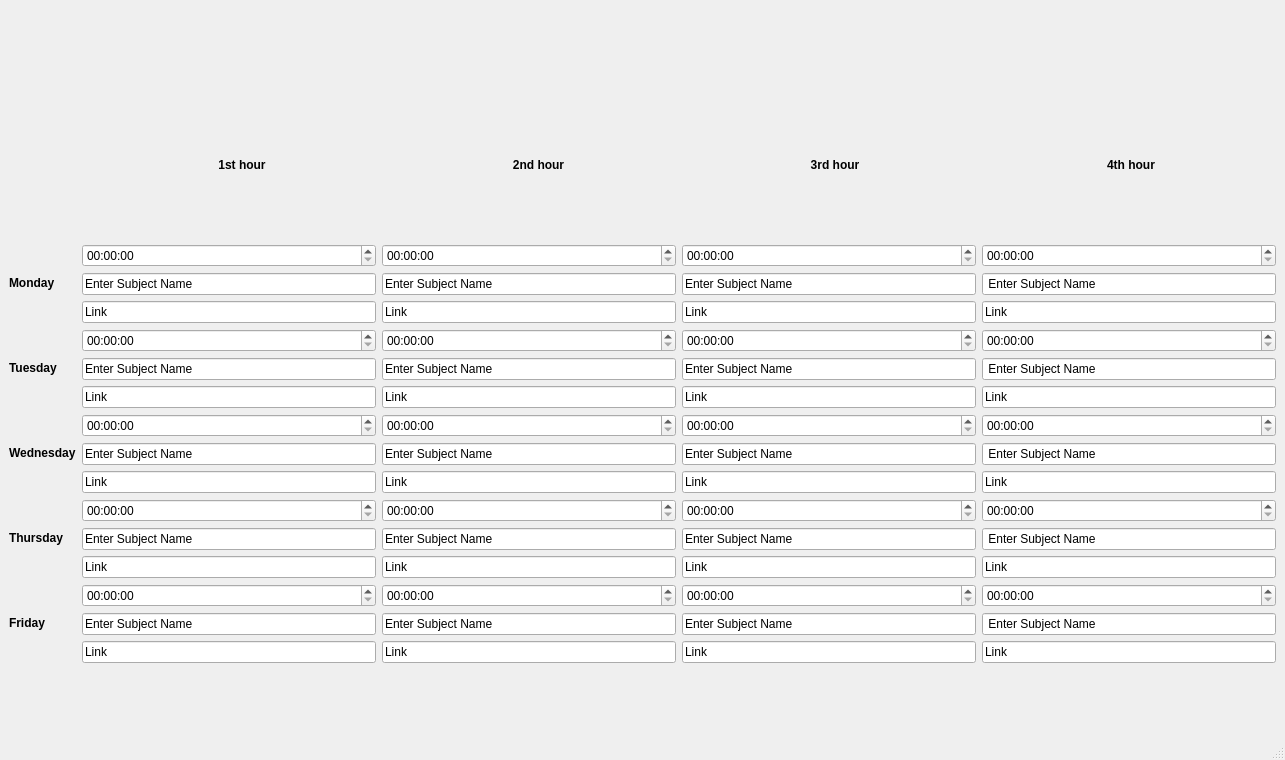
Qt form first/mainwindow.ui (Devikarb/TIME4CLASS) before a commit.
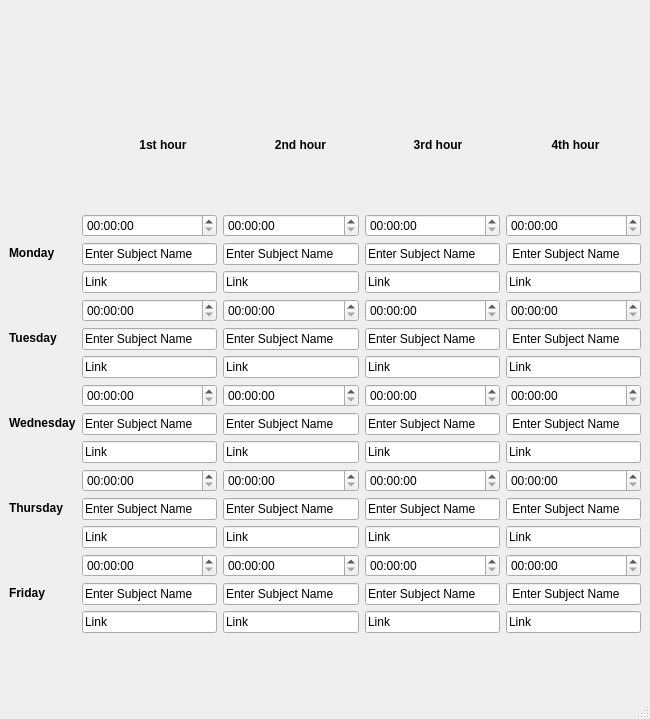
The same form after that commit. Icons and pictures are not drawn.

```diff
--- a/first/mainwindow.ui
+++ b/first/mainwindow.ui
@@ -6,8 +6,8 @@
    <rect>
     <x>0</x>
     <y>0</y>
-    <width>1285</width>
-    <height>760</height>
+    <width>650</width>
+    <height>719</height>
    </rect>
   </property>
   <property name="windowTitle">
```
Left out of the diff: 2 changed lines with no effect on the pictures.
